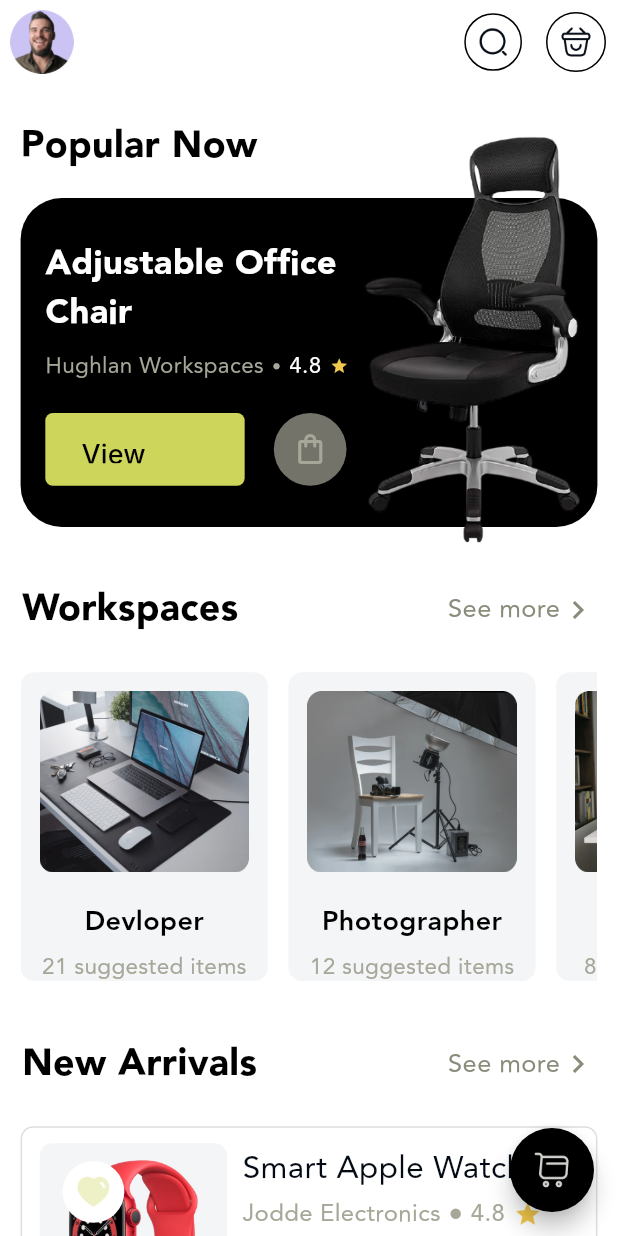
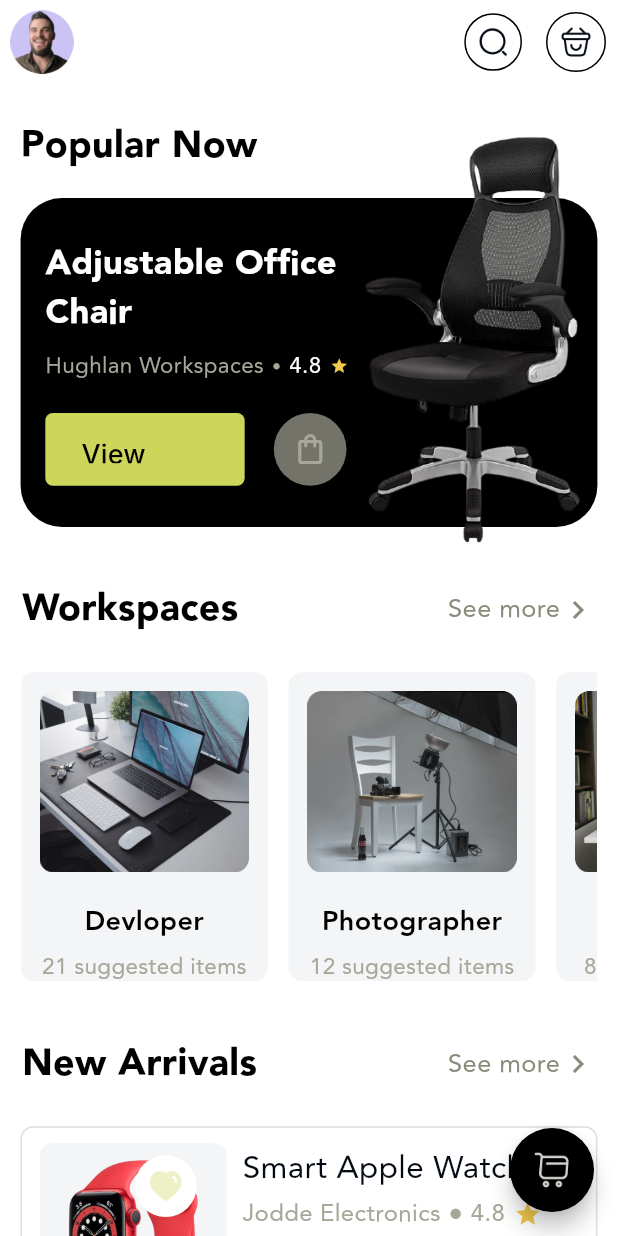
Before and after one commit to hgajipara246/remotely_shop, a Flutter app: the HomePage screen opened directly, on a phone screen of 412 x 824 dp. Run offline on Flutter 3.47's test engine with Material 2 defaults, Android fonts, the phone set to English and light mode, and no system bars; our stand-ins replace firebase_auth, firebase_core; accounts and stored records are empty; Roboto replaces fonts that are missing (Inter).

Commit message:
2/6/2023

```diff
--- a/lib/res/constant/app_text.dart
+++ b/lib/res/constant/app_text.dart
@@ -101,6 +101,7 @@ class AppText {
 
   static String workSpace = "Workspaces";
   static String newArrivals = "New Arrivals";
+  static String laptops = "Laptops";
   static String seeMore = "See more";
   static String viewItem = "View Item";
 }
--- a/lib/view/home_page.dart
+++ b/lib/view/home_page.dart
@@ -32,6 +32,7 @@ class _HomePageState extends State<HomePage> {
     return Scaffold(
       backgroundColor: Colors.white,
       appBar: AppBar(
+        elevation: 0,
         backgroundColor: Colors.white,
         leading: Padding(
           padding: EdgeInsets.all(height / 120),
@@ -311,9 +312,7 @@ class _HomePageState extends State<HomePage> {
                     ],
                   ),
                 ),
-                SizedBox(
-                  height: height / 1.2,
-                  child: ListView.separated(
+                ListView.separated(
                   physics: const NeverScrollableScrollPhysics(),
                   shrinkWrap: true,
                   separatorBuilder: (contex, index) => SizedBox(
@@ -351,27 +350,19 @@ class _HomePageState extends State<HomePage> {
                                       height: height / 8,
                                     ),
                                   ),
-                                    Align(
-                                      alignment: Alignment.topRight,
-                                      child: Padding(
-                                        padding: EdgeInsets.all(height / 70),
-                                        child: Container(
+                                  Container(
+                                    margin: const EdgeInsets.only(left: 60, top: 8),
                                     height: height / 20,
                                     decoration: const BoxDecoration(
                                       shape: BoxShape.circle,
                                       color: Colors.white,
                                     ),
-                                          child: Positioned(
-                                            right: 0,
                                     child: IconButton(
                                       icon: Image.asset(
                                         liked ? AppImages.darkLike : AppImages.lightLike,
                                         // height: height / 40,
                                       ),
                                       onPressed: () => _pressed(),
-                                            ),
-                                          ),
-                                        ),
                                     ),
                                   ),
                                 ],
@@ -451,6 +442,36 @@ class _HomePageState extends State<HomePage> {
                     ),
                   ),
                 ),
+                SizedBox(height: height / 60),
+                Padding(
+                  padding: EdgeInsets.symmetric(horizontal: Checkbox.width / 20, vertical: height / 35),
+                  child: Row(
+                    children: [
+                      Text(
+                        AppText.laptops,
+                        style: const TextStyle(
+                          fontFamily: "Avenir",
+                          fontWeight: FontWeight.w900,
+                          fontSize: 25,
+                          color: Color(0xFF000000),
+                        ),
+                      ),
+                      const Spacer(),
+                      Text(
+                        AppText.seeMore,
+                        style: const TextStyle(
+                          fontFamily: "Avenir",
+                          fontWeight: FontWeight.w500,
+                          fontSize: 17,
+                          color: Color(0xFF8A8B7A),
+                        ),
+                      ),
+                      const Icon(
+                        Icons.chevron_right_outlined,
+                        color: Color(0xFF8A8B7A),
+                      ),
+                    ],
+                  ),
                 ),
                 Container(
                   width: width / 2.5,
```
Also changed, not shown: lib/res/common/app_textformfild.dart (+1 -7 lines), lib/view/login_screen.dart (+77 -35 lines), lib/view/signup_page.dart (+5 -69 lines). Lines whose indentation alone changed are shown as unchanged.
